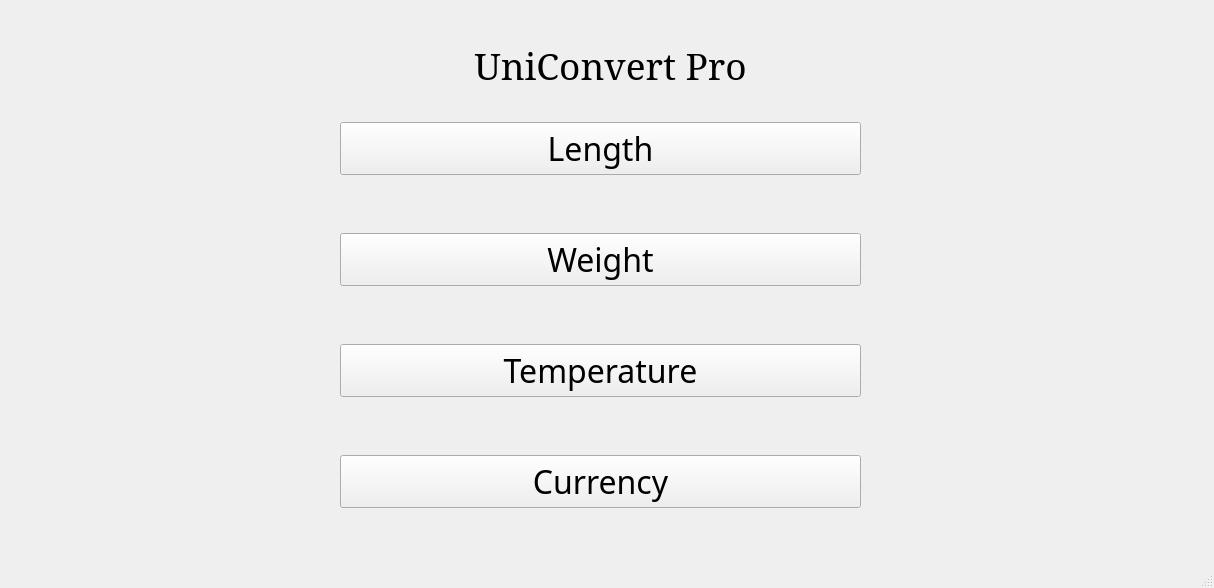
The window that UnitConverter/mainwindow.ui (Jacob-Dong7/Unit-Converter) describes before a commit, drawn with Qt 5.
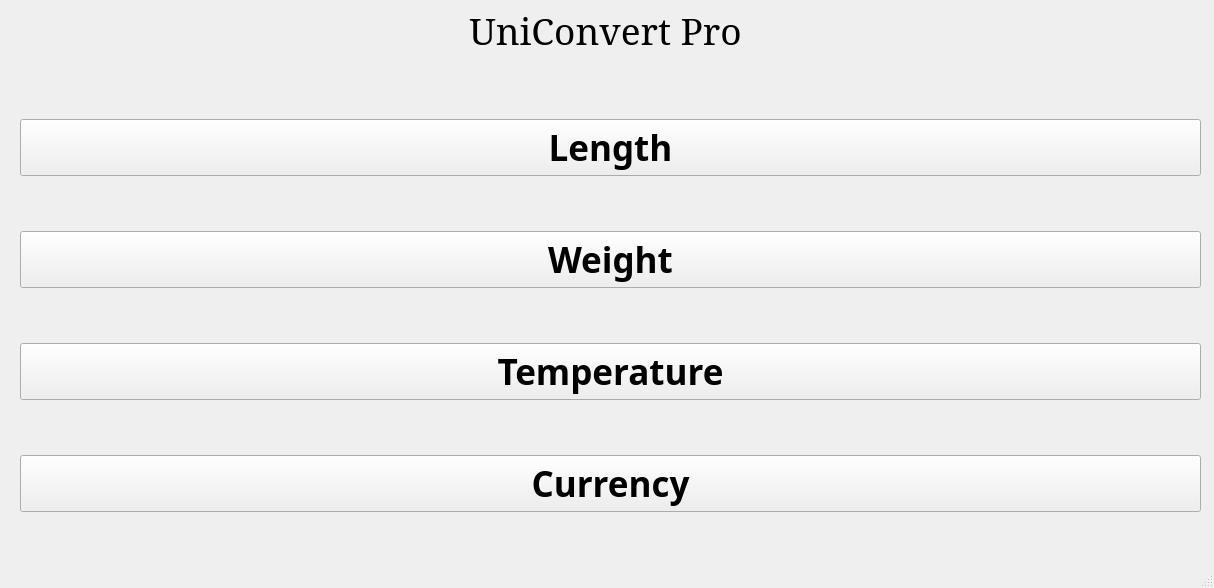
The same window after the commit. Custom widgets are drawn as their Qt base class.

Commit message: Style: Optimized UI

```diff
--- a/UnitConverter/mainwindow.ui
+++ b/UnitConverter/mainwindow.ui
@@ -20,7 +20,7 @@
       <x>0</x>
       <y>0</y>
       <width>1211</width>
-      <height>531</height>
+      <height>561</height>
      </rect>
     </property>
     <property name="currentIndex">
@@ -30,10 +30,10 @@
      <widget class="QLabel" name="label">
       <property name="geometry">
        <rect>
-        <x>20</x>
-        <y>-10</y>
-        <width>1181</width>
-        <height>151</height>
+        <x>0</x>
+        <y>0</y>
+        <width>1211</width>
+        <height>61</height>
        </rect>
       </property>
       <property name="font">
@@ -56,9 +56,9 @@
      <widget class="QWidget" name="layoutWidget">
       <property name="geometry">
        <rect>
-        <x>340</x>
+        <x>20</x>
         <y>70</y>
-        <width>521</width>
+        <width>1181</width>
         <height>491</height>
        </rect>
       </property>
@@ -67,8 +67,9 @@
         <widget class="QPushButton" name="btnLength">
          <property name="font">
           <font>
-           <family>Modern No. 20</family>
-           <pointsize>24</pointsize>
+           <family>Rockwell</family>
+           <pointsize>26</pointsize>
+           <bold>true</bold>
           </font>
          </property>
          <property name="text">
@@ -80,8 +81,9 @@
         <widget class="QPushButton" name="btnWeight">
          <property name="font">
           <font>
-           <family>Modern No. 20</family>
-           <pointsize>24</pointsize>
+           <family>Rockwell</family>
+           <pointsize>26</pointsize>
+           <bold>true</bold>
           </font>
          </property>
          <property name="text">
@@ -93,8 +95,9 @@
         <widget class="QPushButton" name="btnTemp">
          <property name="font">
           <font>
-           <family>Modern No. 20</family>
-           <pointsize>24</pointsize>
+           <family>Rockwell</family>
+           <pointsize>26</pointsize>
+           <bold>true</bold>
           </font>
          </property>
          <property name="text">
@@ -106,8 +109,9 @@
         <widget class="QPushButton" name="btnCurrency">
          <property name="font">
           <font>
-           <family>Modern No. 20</family>
-           <pointsize>24</pointsize>
+           <family>Rockwell</family>
+           <pointsize>26</pointsize>
+           <bold>true</bold>
           </font>
          </property>
          <property name="text">
```
Left out of the diff: 151 changed lines with no effect on the pictures. The commit also changes 5 other files.
